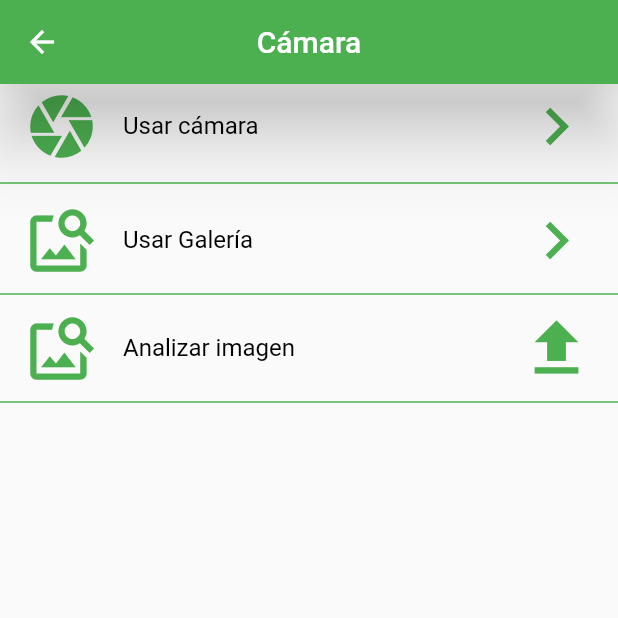
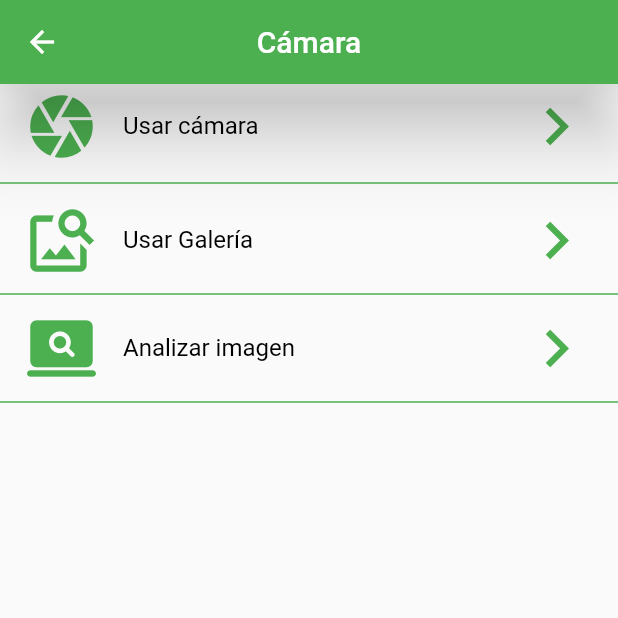
Before and after one commit to AnthonyQuiranza/flutter_detection, a Flutter app: the CameraPage screen opened by its route, on a phone screen of 412 x 824 dp, the top half of it. Run offline on Flutter 3.47's test engine with Material 2 defaults, Android fonts, the phone set to English and light mode, and no system bars; our stand-ins replace dio, image_cropper, image_picker; project files that could hold a hidden picture were left out.

Commit message:
icon updated

```diff
--- a/lib/src/pages/camera_page.dart
+++ b/lib/src/pages/camera_page.dart
@@ -134,9 +134,9 @@ class _CameraPageState extends State<CameraPage> {
           ListTile(
             textColor: Colors.black,
             iconColor: Colors.green,
-            leading: Icon(Icons.image_search, size: 50),
+            leading: Icon(Icons.screen_search_desktop_rounded, size: 50),
             title: Text('Analizar imagen'),
-            trailing: Icon(Icons.upload, size: 50),
+            trailing: Icon(Icons.navigate_next, size: 50),
             onTap: () {
               analizarImagen();
             },
```
